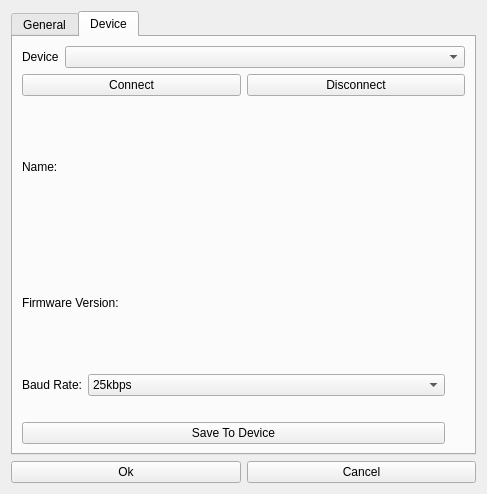
The window that cansharkgui/FormSettings.ui (DieselDemi/CAN-Shark) describes before a commit, drawn with Qt 5.
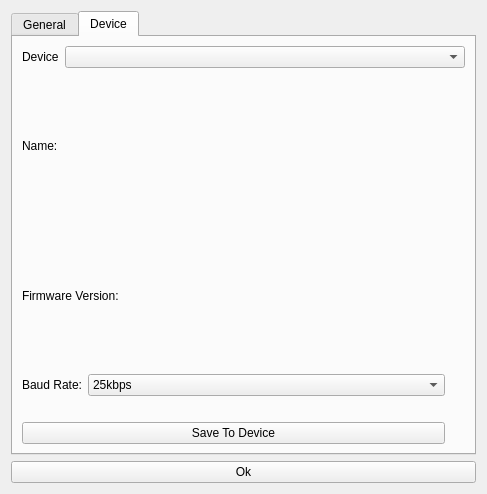
The same window after the commit. The open tabs and pages were chosen to show the change.

Commit message: Got the settings window to a decent state

What changed in the file:
```diff
--- a/cansharkgui/FormSettings.ui
+++ b/cansharkgui/FormSettings.ui
@@ -101,24 +101,6 @@
          </item>
         </layout>
        </item>
-       <item>
-        <layout class="QHBoxLayout" name="horizontalLayout_5">
-         <item>
-          <widget class="QPushButton" name="connectButton">
-           <property name="text">
-            <string>Connect</string>
-           </property>
-          </widget>
-         </item>
-         <item>
-          <widget class="QPushButton" name="disconnectButton">
-           <property name="text">
-            <string>Disconnect</string>
-           </property>
-          </widget>
-         </item>
-        </layout>
-       </item>
        <item>
         <layout class="QHBoxLayout" name="horizontalLayout_8">
          <item>
@@ -252,13 +234,6 @@
        </property>
       </widget>
      </item>
-     <item>
-      <widget class="QPushButton" name="cancelButton">
-       <property name="text">
-        <string>Cancel</string>
-       </property>
-      </widget>
-     </item>
     </layout>
    </item>
   </layout>
```
The commit also changes 5 other files.
